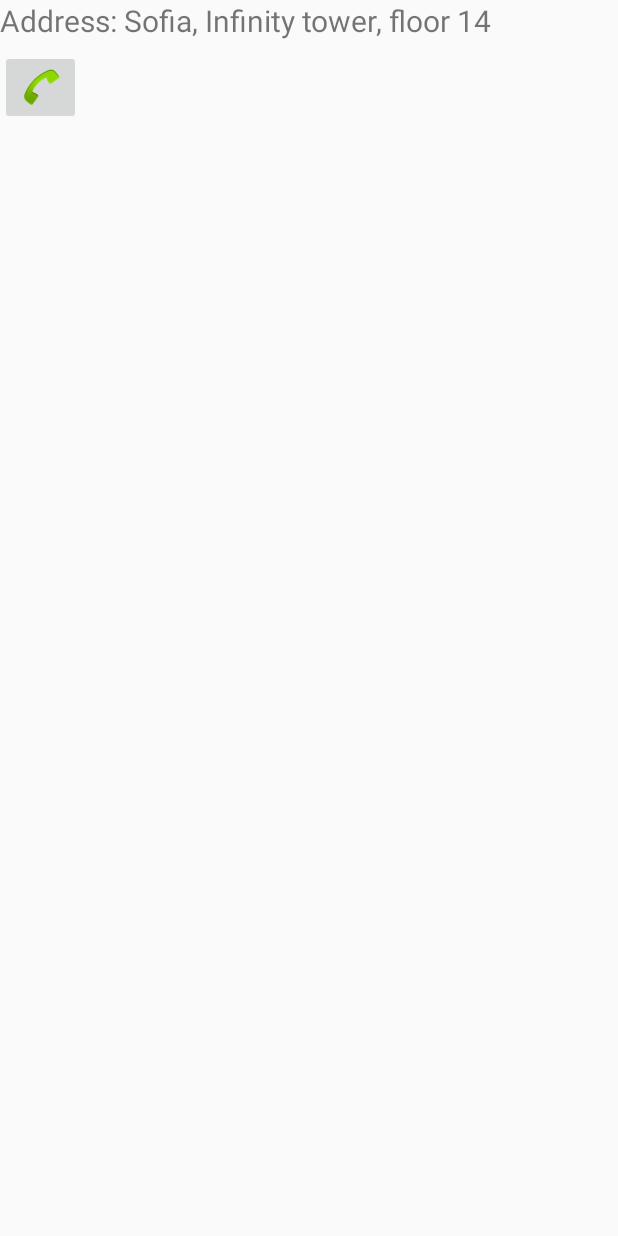
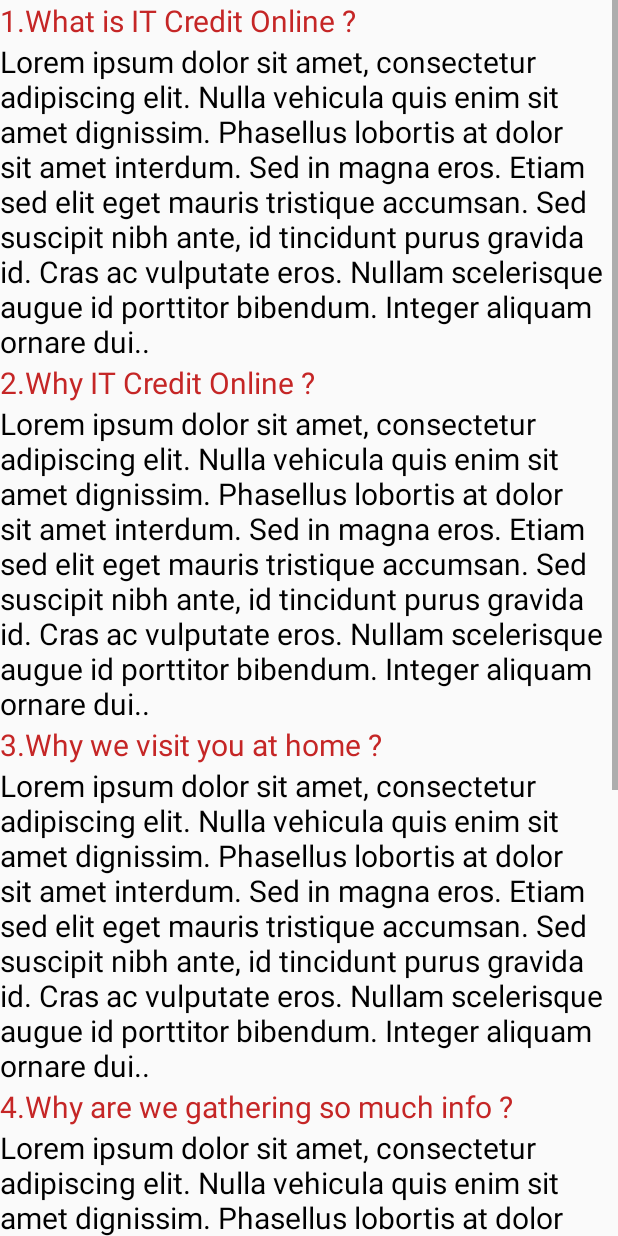
Before and after one commit to CreditApp/CreditApp, an Android app: the fragment AboutFragment shown on its own in the app's theme, on a phone screen of 412 x 824 dp. Run offline under Robolectric (Android 15) with nearby library versions, the phone set to English and light mode, and no system bars.

Commit message:
Add about fragment

```diff
--- a/app/src/main/java/com/example/android/itcreditonline/AboutFragment.java
+++ b/app/src/main/java/com/example/android/itcreditonline/AboutFragment.java
@@ -17,7 +17,7 @@ public class AboutFragment extends Fragment {
     @Override
     public View onCreateView(LayoutInflater inflater, ViewGroup container,
                              Bundle savedInstanceState) {
-        // Inflate the layout for this fragment
+
         return inflater.inflate(R.layout.fragment_about, container, false);
     }
 
--- a/app/src/main/java/com/example/android/itcreditonline/MainActivity.java
+++ b/app/src/main/java/com/example/android/itcreditonline/MainActivity.java
@@ -81,7 +81,7 @@ public class MainActivity extends AppCompatActivity {
         adapter.addFrag(new ProfileFragment(), "Profile");
         adapter.addFrag(new ProfileFragment(), "Credits");
         adapter.addFrag(new CalculatorFragment(), "Calculator");
-        adapter.addFrag(new ProfileFragment(), "About");
+        adapter.addFrag(new AboutFragment(), "About");
         adapter.addFrag(new ProfileFragment(), "Map");
         viewPager.setAdapter(adapter);
     }
--- a/app/src/main/res/layout/fragment_about.xml
+++ b/app/src/main/res/layout/fragment_about.xml
@@ -1,31 +1,109 @@
-<RelativeLayout xmlns:android="http://schemas.android.com/apk/res/android"
+<LinearLayout xmlns:android="http://schemas.android.com/apk/res/android"
     xmlns:app="http://schemas.android.com/apk/res-auto"
     xmlns:tools="http://schemas.android.com/tools"
     android:layout_width="match_parent"
     android:layout_height="match_parent"
+    android:orientation="vertical"
     tools:context="com.example.android.itcreditonline.AboutFragment">
+
+    <ScrollView
+        android:layout_width="match_parent"
+        android:layout_height="match_parent">
+        <LinearLayout
+            android:layout_width="match_parent"
+            android:layout_height="match_parent"
+            android:orientation="vertical">
 
     <TextView
         android:layout_width="match_parent"
-        android:layout_height="match_parent"
-        android:id="@+id/addressTV"
-        android:layout_alignParentLeft="true"
+        android:layout_height="wrap_content"
+        android:id="@+id/Title1"
         android:textSize="20sp"
-        android:text="@string/address"
-        android:layout_alignParentTop="true"
-        android:layout_alignParentRight="true"
-        android:layout_alignParentEnd="true"
-        android:layout_marginRight="12dp"
-        android:layout_marginEnd="12dp" />
+        android:textColor="@color/colorPrimary"
+        android:text="1.What is IT Credit Online ?" />
+
+    <TextView
+        android:layout_width="match_parent"
+        android:layout_height="wrap_content"
+        android:id="@+id/question1"
+        android:textSize="20sp"
+        android:textColor="@color/black"
+        android:text="@string/loremIpsum" />
+
+    <TextView
+        android:layout_width="match_parent"
+        android:layout_height="wrap_content"
+        android:id="@+id/Title2"
+        android:textSize="20sp"
+        android:textColor="@color/colorPrimary"
+        android:text="2.Why IT Credit Online ?" />
+
+    <TextView
+        android:layout_width="match_parent"
+        android:layout_height="wrap_content"
+        android:id="@+id/question2"
+        android:textSize="20sp"
+        android:textColor="@color/black"
+        android:text="@string/loremIpsum" />
+
+    <TextView
+        android:layout_width="match_parent"
+        android:layout_height="wrap_content"
+        android:id="@+id/Title3"
+        android:textSize="20sp"
+        android:textColor="@color/colorPrimary"
+        android:text="3.Why we visit you at home ?" />
+
+
+
+    <TextView
+        android:layout_width="match_parent"
+        android:layout_height="wrap_content"
+        android:id="@+id/question3"
+        android:textSize="20sp"
+        android:textColor="@color/black"
+        android:text="@string/loremIpsum" />
+
+    <TextView
+        android:layout_width="match_parent"
+        android:layout_height="wrap_content"
+        android:id="@+id/Title4"
+        android:textSize="20sp"
+        android:textColor="@color/colorPrimary"
+        android:text="4.Why are we gathering so much info ?" />
+
+    <TextView
+        android:layout_width="match_parent"
+        android:layout_height="wrap_content"
+        android:id="@+id/question4"
+        android:textSize="20sp"
+        android:textColor="@color/black"
+        android:text="@string/loremIpsum" />
+
+    <TextView
+        android:layout_width="match_parent"
+        android:layout_height="wrap_content"
+        android:id="@+id/Title5"
+        android:textSize="20sp"
+        android:textColor="@color/colorPrimary"
+        android:text="5.What are we doing with the gathered info ?" />
+
+    <TextView
+        android:layout_width="match_parent"
+        android:layout_height="wrap_content"
+        android:id="@+id/question5"
+        android:textSize="20sp"
+        android:textColor="@color/black"
+        android:text="@string/loremIpsum" />
+
 
     <ImageButton
         android:layout_width="wrap_content"
         android:layout_height="wrap_content"
         app:srcCompat="@android:drawable/sym_action_call"
         android:id="@+id/imageButton"
-        android:layout_alignParentTop="true"
-        android:layout_alignParentLeft="true"
-        android:layout_alignParentStart="true"
         android:layout_marginTop="33dp" />
+        </LinearLayout>
+    </ScrollView>
 
-</RelativeLayout>
+</LinearLayout>
--- a/app/src/main/res/values/strings.xml
+++ b/app/src/main/res/values/strings.xml
@@ -10,5 +10,9 @@
     <string name="username_reg">Username</string>
     <string name="surName_reg">Surname</string>
     <string name="id_et">ID</string>
-    <string name="address">Address: Sofia, Infinity tower, floor 14</string>
+    <string name="loremIpsum">Lorem ipsum dolor sit amet, consectetur adipiscing elit.
+        Nulla vehicula quis enim sit amet dignissim. Phasellus lobortis at dolor sit amet interdum.
+        Sed in magna eros. Etiam sed elit eget mauris tristique accumsan. Sed suscipit nibh ante,
+        id tincidunt purus gravida id. Cras ac vulputate eros. Nullam scelerisque augue id porttitor bibendum.
+        Integer aliquam ornare dui..</string>
 </resources>
```
